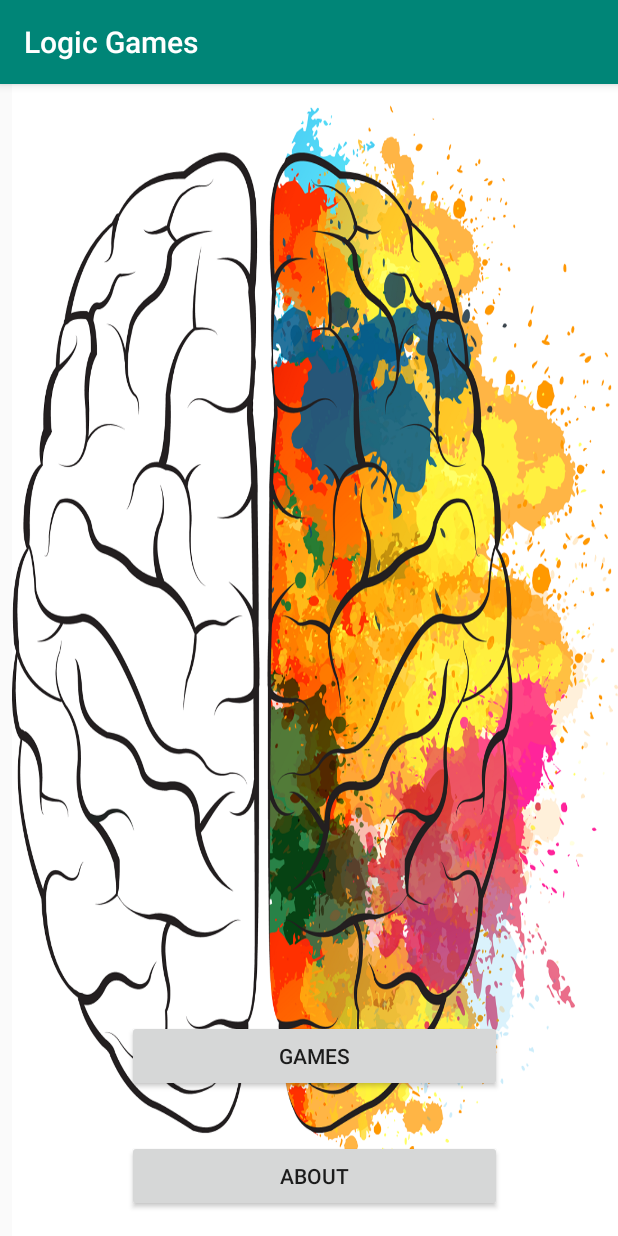
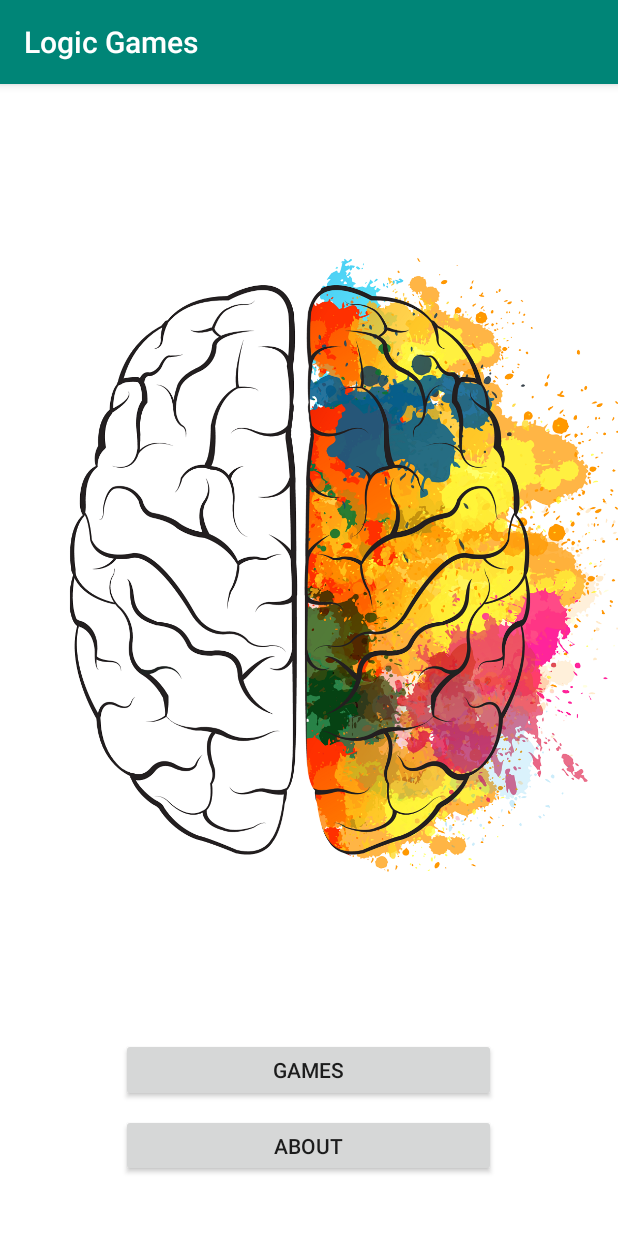
Before and after one commit to bence123456/logicgame_android, an Android app: the screen it shows after launch (HomeActivity), on a phone screen of 412 x 824 dp. Run offline under Robolectric (Android 15) with nearby library versions, the phone set to English and light mode, and no system bars.

Commit message:
home activity adjustment

```diff
--- a/app/src/main/res/layout/activity_home.xml
+++ b/app/src/main/res/layout/activity_home.xml
@@ -1,28 +1,34 @@
 <?xml version="1.0" encoding="utf-8"?>
 <LinearLayout xmlns:android="http://schemas.android.com/apk/res/android"
-    xmlns:tools="http://schemas.android.com/tools"
     android:layout_width="match_parent"
     android:layout_height="match_parent"
     android:orientation="vertical"
-    android:layout_marginLeft="8dp"
-    android:gravity="bottom"
-    android:background="@drawable/brain_home"
-    tools:context="com.bkonecsni.logicgame.activities.HomeActivity">
+    android:weightSum="5"
+    android:background="@color/white">
+
+    <ImageView
+        android:layout_width="match_parent"
+        android:layout_height="match_parent"
+        android:layout_weight="4.6"
+        android:layout_marginLeft="40dp"
+        android:src="@drawable/brain" />
 
     <Button
         android:id="@+id/gamesButton"
         android:text="@string/games"
-        android:layout_gravity="center"
         android:layout_width="250dp"
         android:layout_height="wrap_content"
-        android:layout_margin="16dp"/>
+        android:layout_gravity="center_horizontal"
+        android:layout_weight="0.2"
+        android:layout_marginBottom="8dp" />
 
     <Button
         android:id="@+id/aboutButton"
         android:text="@string/about"
-        android:layout_gravity="center"
         android:layout_width="250dp"
         android:layout_height="wrap_content"
-        android:layout_margin="16dp"/>
+        android:layout_gravity="center"
+        android:layout_weight="0.2"
+        android:layout_marginBottom="40dp"/>
 
 </LinearLayout>
--- a/app/src/main/res/values/colors.xml
+++ b/app/src/main/res/values/colors.xml
@@ -3,4 +3,5 @@
     <color name="colorPrimary">#008577</color>
     <color name="colorPrimaryDark">#00574B</color>
     <color name="colorAccent">#D81B60</color>
+    <color name="white">#FFFFFF</color>
 </resources>
```
Also changed, not shown: app/src/main/res/drawable/brain.png (added), app/src/main/res/drawable/brain_home.png (deleted).
